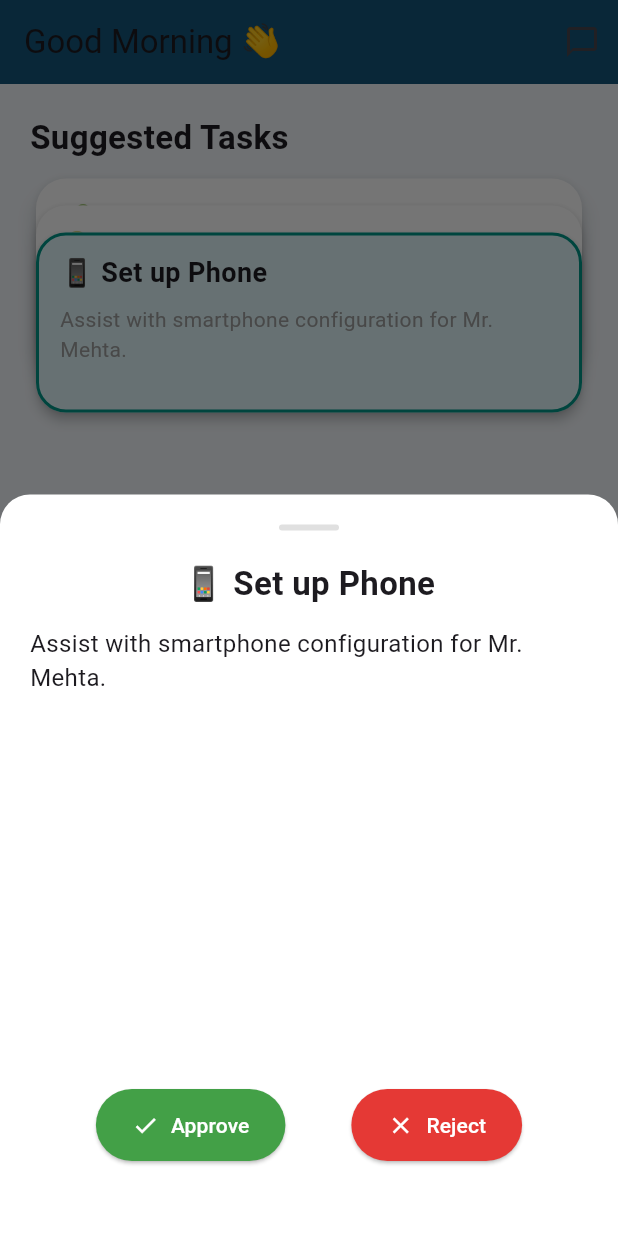
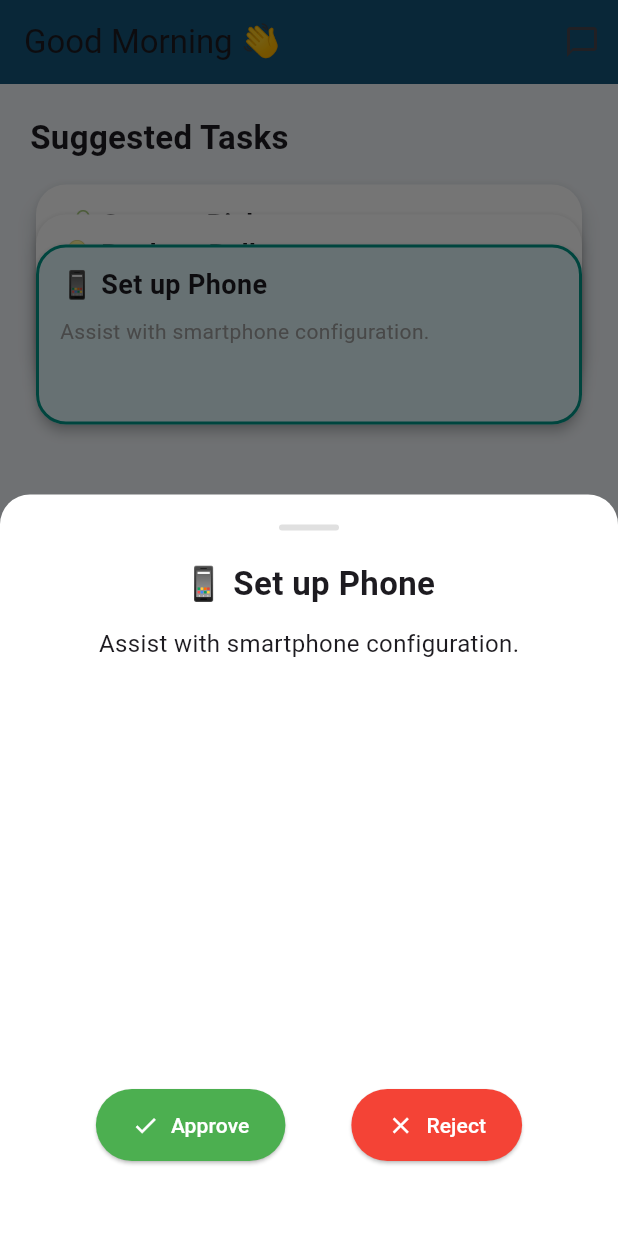
Before and after one commit to jaygohel109/Wildhack25, a Flutter app: the VolunteerHomePage screen opened directly, after a tap on "📱 Set up Phone", on a phone screen of 412 x 824 dp. Run offline on Flutter 3.47's test engine with Material 3 defaults, Android fonts, the phone set to English and light mode, and no system bars.

Commit message:
feat: update task management UI and functionality, enhance task modal with approval/rejection options

```diff
--- a/frontend_app/lib/volunteer/volunteer_home.dart
+++ b/frontend_app/lib/volunteer/volunteer_home.dart
@@ -1,6 +1,5 @@
 import 'package:flutter/material.dart';
 import '../components/task_flashcard.dart';
-import '../components/task_detail_modal.dart';
 
 class VolunteerHomePage extends StatefulWidget {
   const VolunteerHomePage({super.key});
@@ -13,76 +12,134 @@ class _VolunteerHomePageState extends State<VolunteerHomePage> with TickerProvid
   List<Map<String, String>> suggestedTasks = [
     {
       'title': '📱 Set up Phone',
-      'subtitle': 'Assist with smartphone configuration for Mr. Mehta.',
+      'subtitle': 'Assist with smartphone configuration.',
     },
     {
       'title': '💡 Replace Bulbs',
-      'subtitle': 'Change bulbs in kitchen for Ms. Lata.',
+      'subtitle': 'Help change bulbs in hallway.',
     },
     {
       'title': '🛍️ Grocery Pickup',
-      'subtitle': 'Pickup groceries for Mrs. Rao from local store.',
+      'subtitle': 'Pick up groceries for Mrs. Rao.',
     },
   ];
 
   Map<String, String>? currentTask = {
-    'title': '🏥 Doctor Appointment',
-    'details': 'Assist Mr. Sharma to the clinic at 4 PM.',
+    'title': '🖨️ Connect Printer',
+    'subtitle': 'Assist connecting printer to laptop.',
   };
 
+  List<Map<String, String>> completedTasks = [
+    {'title': 'Fix TV remote', 'customer': 'Mr. Patel'},
+    {'title': 'Organize medicine', 'customer': 'Mrs. Kapoor'},
+  ];
+
+  bool isAnimating = false;
+
   void _onSwipeUp() async {
-    if (suggestedTasks.isNotEmpty) {
+    if (suggestedTasks.isNotEmpty && !isAnimating) {
+      setState(() => isAnimating = true);
+      await Future.delayed(const Duration(milliseconds: 300));
+      setState(() {
         final task = suggestedTasks.removeAt(0);
-      setState(() {
         suggestedTasks.add(task);
+        isAnimating = false;
       });
     }
   }
 
-  void _showTaskDetailsModal(Map<String, String> task, {bool isCurrent = false}) {
+  void _showTaskModal(Map<String, String> task) {
     showModalBottomSheet(
       context: context,
       isScrollControlled: true,
-      useSafeArea: true,
-      backgroundColor: Colors.transparent,
-      builder: (_) => Container(
-        decoration: const BoxDecoration(
-          color: Colors.white,
+      backgroundColor: Colors.white,
+      shape: const RoundedRectangleBorder(
         borderRadius: BorderRadius.vertical(top: Radius.circular(20)),
       ),
-        child: TaskDetailModal(
-          task: task,
-          showActions: !isCurrent,
-          onApprove: !isCurrent
-              ? () {
-                  Navigator.pop(context);
-                  setState(() {
-                    suggestedTasks.remove(task);
-                    currentTask = task;
-                  });
-                }
-              : null,
-          onReject: !isCurrent
-              ? () {
+      builder: (_) {
+        return FractionallySizedBox(
+          heightFactor: 0.6,
+          child: Padding(
+            padding: const EdgeInsets.all(20),
+            child: Column(
+              children: [
+                Container(
+                  height: 4,
+                  width: 40,
+                  margin: const EdgeInsets.only(bottom: 20),
+                  decoration: BoxDecoration(
+                    color: Colors.grey[300],
+                    borderRadius: BorderRadius.circular(10),
+                  ),
+                ),
+                Text(task['title']!, style: const TextStyle(fontSize: 22, fontWeight: FontWeight.bold)),
+                const SizedBox(height: 12),
+                Text(task['subtitle']!, style: const TextStyle(fontSize: 16)),
+                const Spacer(),
+                Row(
+                  mainAxisAlignment: MainAxisAlignment.spaceEvenly,
+                  children: [
+                    ElevatedButton.icon(
+                      onPressed: () {
                         Navigator.pop(context);
                         setState(() {
                           suggestedTasks.remove(task);
                         });
-                }
-              : null,
+                        ScaffoldMessenger.of(context).showSnackBar(
+                          SnackBar(content: Text("✅ Approved: ${task['title']}")),
+                        );
+                      },
+                      icon: const Icon(Icons.check),
+                      label: const Text("Approve"),
+                      style: ElevatedButton.styleFrom(
+                        backgroundColor: Colors.green,
+                        foregroundColor: Colors.white,
+                        padding: const EdgeInsets.symmetric(horizontal: 24, vertical: 14),
+                      ),
+                    ),
+                    ElevatedButton.icon(
+                      onPressed: () {
+                        Navigator.pop(context);
+                        setState(() {
+                          suggestedTasks.remove(task);
+                        });
+                        ScaffoldMessenger.of(context).showSnackBar(
+                          SnackBar(content: Text("❌ Rejected: ${task['title']}")),
+                        );
+                      },
+                      icon: const Icon(Icons.close),
+                      label: const Text("Reject"),
+                      style: ElevatedButton.styleFrom(
+                        backgroundColor: Colors.red,
+                        foregroundColor: Colors.white,
+                        padding: const EdgeInsets.symmetric(horizontal: 24, vertical: 14),
+                      ),
+                    ),
+                  ],
+                ),
+                const SizedBox(height: 30),
+              ],
             ),
           ),
         );
+      },
+    );
   }
 
-  Widget _buildHistoryCard(String title, String customer) {
+  void _showCurrentTaskModal() {
+    if (currentTask != null) {
+      _showTaskModal(currentTask!);
+    }
+  }
+
+  Widget _buildHistoryCard(Map<String, String> task) {
     return Padding(
       padding: const EdgeInsets.only(bottom: 12),
       child: Card(
         shape: RoundedRectangleBorder(borderRadius: BorderRadius.circular(16)),
         child: ListTile(
-          title: Text(title, style: const TextStyle(fontWeight: FontWeight.bold)),
-          subtitle: Text("Customer: $customer"),
+          title: Text(task['title']!, style: const TextStyle(fontWeight: FontWeight.w500)),
+          subtitle: Text("Customer: ${task['customer']}"),
         ),
       ),
     );
@@ -104,9 +161,9 @@ class _VolunteerHomePageState extends State<VolunteerHomePage> with TickerProvid
         padding: const EdgeInsets.all(20),
         children: [
           const Text("Suggested Tasks", style: TextStyle(fontSize: 22, fontWeight: FontWeight.bold)),
-          const SizedBox(height: 12),
+          const SizedBox(height: 16),
           SizedBox(
-            height: 220,
+            height: 250, // ⬆️ More space
             child: Stack(
               clipBehavior: Clip.none,
               children: suggestedTasks.asMap().entries.toList().reversed.map((entry) {
@@ -114,55 +171,50 @@ class _VolunteerHomePageState extends State<VolunteerHomePage> with TickerProvid
                 final task = entry.value;
                 final int offset = suggestedTasks.length - 1 - index;
                 final bool isTop = index == 0;
+                final bool isAnimatingTop = isTop && isAnimating;
 
-                return Positioned(
-                  top: offset * 18,
+                return AnimatedPositioned(
+                  key: ValueKey(task['title']),
+                  duration: const Duration(milliseconds: 300),
+                  top: isAnimatingTop ? -200 : offset * 20,
                   left: 0,
                   right: 0,
+                  child: AnimatedOpacity(
+                    duration: const Duration(milliseconds: 300),
+                    opacity: isAnimatingTop ? 0.0 : 1.0,
                     child: TaskFlashCard(
                       title: task['title']!,
                       subtitle: task['subtitle']!,
                       elevation: 5 - offset.toDouble(),
                       isTopCard: isTop,
                       onSwipeUp: _onSwipeUp,
-                    onTap: () => _showTaskDetailsModal(task),
+                      onTap: () => _showTaskModal(task),
+                    ),
                   ),
                 );
               }).toList(),
             ),
           ),
-          const SizedBox(height: 30),
-          if (currentTask != null) ...[
+          const SizedBox(height: 40),
           const Text("Current Task", style: TextStyle(fontSize: 22, fontWeight: FontWeight.bold)),
           const SizedBox(height: 10),
-            Card(
+          if (currentTask != null)
+            GestureDetector(
+              onTap: _showCurrentTaskModal,
+              child: Card(
                 shape: RoundedRectangleBorder(borderRadius: BorderRadius.circular(16)),
-              child: InkWell(
-                borderRadius: BorderRadius.circular(16),
-                onTap: () => _showTaskDetailsModal(currentTask!, isCurrent: true),
-                child: Padding(
-                  padding: const EdgeInsets.symmetric(horizontal: 20, vertical: 16),
-                  child: Column(
-                    crossAxisAlignment: CrossAxisAlignment.start,
-                    children: [
-                      Text(
-                        currentTask!['title']!,
-                        style: const TextStyle(fontSize: 18, fontWeight: FontWeight.bold),
-                      ),
-                      const SizedBox(height: 6),
-                      const Text("In Progress", style: TextStyle(color: Colors.grey)),
-                    ],
+                child: ListTile(
+                  leading: const Icon(Icons.assignment_turned_in),
+                  title: Text(currentTask!['title']!),
+                  subtitle: Text(currentTask!['subtitle']!),
+                  trailing: const Icon(Icons.info_outline),
                 ),
               ),
             ),
-            ),
-
-          ],
           const SizedBox(height: 30),
           const Text("History", style: TextStyle(fontSize: 22, fontWeight: FontWeight.bold)),
           const SizedBox(height: 10),
-          _buildHistoryCard("Call Doctor", "Mr. Joshi"),
-          _buildHistoryCard("Install WhatsApp", "Mrs. Sharma"),
+          ...completedTasks.map(_buildHistoryCard),
         ],
       ),
     );
```
Lines whose indentation alone changed are shown as unchanged.
